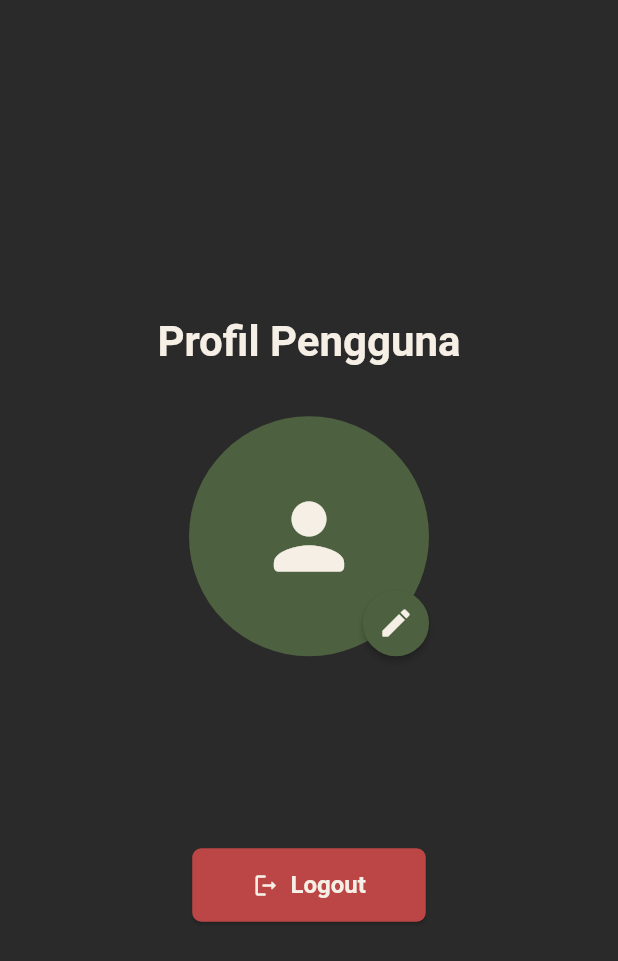
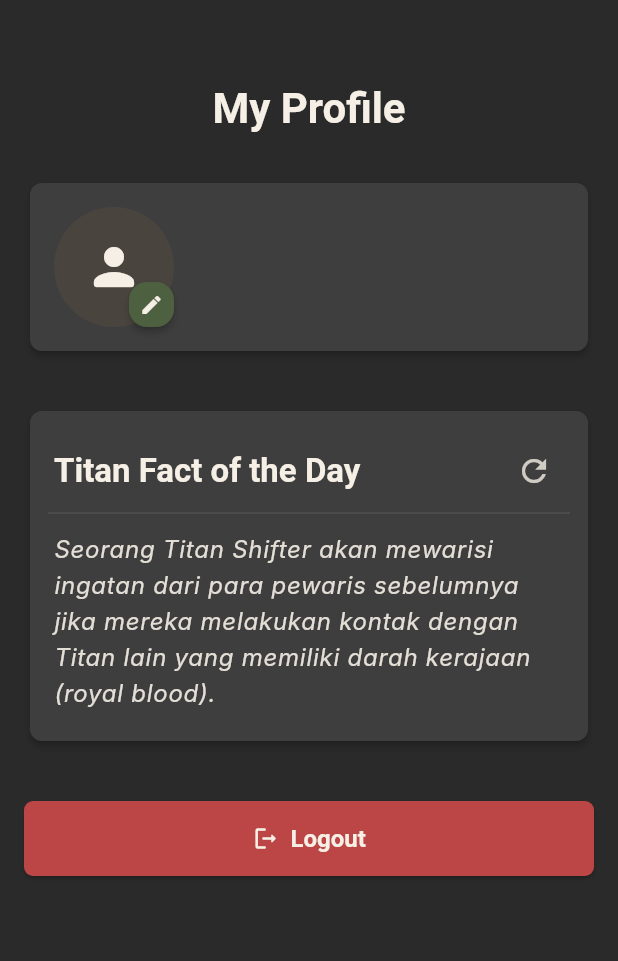
Before and after one commit to Ayazzzzzzz/Final-Project_TPM_Ayas, a Flutter app: the ProfilePage screen opened directly, on a phone screen of 412 x 824 dp. Shown: the top 961 px of the screen. Run offline on Flutter 3.47's test engine with Material 3 defaults, Android fonts, the phone set to English and light mode, and no system bars; our stand-ins replace flutter_local_notifications, geolocator, google_maps_flutter, hive, hive_flutter, image_picker and 3 more; accounts and stored records are empty; Roboto replaces fonts that are missing (Inter, NotoSerif).

Commit message:
nambahin sesuatu di profile

```diff
--- /dev/null
+++ b/lib/data/titan_fact.dart
@@ -0,0 +1,19 @@
+import 'dart:math';
+
+// Kumpulan fakta menarik tentang dunia Attack on Titan
+final List<String> _titanFacts = [
+  "Titan Murni (Pure Titans) secara naluriah akan memburu manusia terdekat, namun mereka tidak butuh makan untuk bertahan hidup. Mereka mendapatkan energi dari sinar matahari.",
+  "Leher bagian belakang (nape of the neck) adalah satu-satunya titik lemah fatal bagi semua Titan. Ukurannya persis 1 meter dan lebar 10 cm.",
+  "The Founding Titan memiliki kemampuan untuk mengontrol semua Titan dan memanipulasi ingatan para Subjects of Ymir.",
+  "Dinding (Walls) di Pulau Paradis sebenarnya terbuat dari jutaan Colossal Titan yang kulitnya mengeras.",
+  "Seorang Titan Shifter akan mewarisi ingatan dari para pewaris sebelumnya jika mereka melakukan kontak dengan Titan lain yang memiliki darah kerajaan (royal blood).",
+  "Armored Titan memiliki pelat baja yang mengeras di sekujur tubuhnya, menjadikannya tank berjalan yang sulit ditembus senjata biasa.",
+  "Beast Titan, tergantung pewarisnya, bisa memiliki karakteristik hewan yang berbeda. Zeke Yeager memiliki bentuk seperti kera raksasa.",
+  "Selama timeskip, Hange Zoë menemukan bahwa Titan dulunya adalah manusia, sebuah kebenaran yang coba ditutupi oleh pemerintah di dalam dinding.",
+];
+
+/// Mengembalikan sebuah fakta acak dari daftar di atas.
+String getRandomTitanFact() {
+  final random = Random();
+  return _titanFacts[random.nextInt(_titanFacts.length)];
+}
--- a/lib/pages/profile_page.dart
+++ b/lib/pages/profile_page.dart
@@ -1,17 +1,15 @@
 // lib/pages/profile_page.dart
-import 'dart:io'; // Untuk File
+import 'dart:io';
 import 'package:flutter/material.dart';
-import 'package:image_picker/image_picker.dart'; // Untuk memilih gambar
-import 'package:path_provider/path_provider.dart'; // Untuk path direktori
-import 'package:path/path.dart' as p; // Untuk join path dan basename
+import 'package:image_picker/image_picker.dart';
+import 'package:path_provider/path_provider.dart';
+import 'package:path/path.dart' as p;
+import 'package:ta_mobile_ayas/data/titan_fact.dart'; // Import fakta titan
 import 'package:ta_mobile_ayas/models/user_model.dart';
 import 'package:ta_mobile_ayas/pages/login_page.dart';
 import 'package:ta_mobile_ayas/pages/services/auth_service.dart';
-
-import '../main.dart'; // Untuk mengakses userBoxName
-// Untuk navigasi setelah logout
-
-import 'package:hive/hive.dart'; // Diperlukan jika Anda mengakses Hive Box secara langsung
+import 'package:hive_flutter/hive_flutter.dart';
+import '../../main.dart';
 
 class ProfilePage extends StatefulWidget {
   const ProfilePage({super.key});
@@ -25,11 +23,23 @@ class _ProfilePageState extends State<ProfilePage> {
   User? _currentUser;
   File? _profileImageFileForDisplay;
   bool _isLoadingUserData = true;
+  String _randomTitanFact = "";
 
   @override
   void initState() {
     super.initState();
-    _loadCurrentUserData();
+    _loadUserDataAndFacts();
+  }
+
+  Future<void> _loadUserDataAndFacts() async {
+    await _loadCurrentUserData();
+    _loadRandomFact();
+  }
+
+  void _loadRandomFact() {
+    setState(() {
+      _randomTitanFact = getRandomTitanFact();
+    });
   }
 
   Future<void> _loadCurrentUserData() async {
@@ -37,113 +47,34 @@ class _ProfilePageState extends State<ProfilePage> {
     setState(() => _isLoadingUserData = true);
     final sessionData = await _authService.checkLoginStatus();
     if (sessionData != null && sessionData['userId'] != null) {
-      // Akses Hive box untuk mendapatkan data User lengkap
-      final userBox =
-          await Hive.openBox<User>(userBoxName); // Pastikan box dibuka
+      final userBox = await Hive.openBox<User>(userBoxName);
       final user = userBox.get(sessionData['userId']!.toLowerCase());
-      // Jangan lupa tutup box jika sudah tidak digunakan di page ini atau gunakan Hive.box<User>(userBoxName) jika sudah dibuka di main
-      // await userBox.close(); // Pertimbangkan ini jika hanya sekali akses
-
       if (mounted) {
         setState(() {
           _currentUser = user;
           if (user?.profilePicturePath != null &&
               user!.profilePicturePath!.isNotEmpty) {
-            final potentialFile = File(user.profilePicturePath!);
-            if (potentialFile.existsSync()) {
-              // Selalu cek apakah file ada
-              _profileImageFileForDisplay = potentialFile;
-            } else {
-              _profileImageFileForDisplay =
-                  null; // Path ada tapi file tidak, set null
-              debugPrint(
-                  "Profile picture file not found at: ${user.profilePicturePath}");
+            final file = File(user.profilePicturePath!);
+            if (file.existsSync()) {
+              _profileImageFileForDisplay = file;
             }
-          } else {
-            _profileImageFileForDisplay = null; // Path null atau kosong
           }
           _isLoadingUserData = false;
         });
       }
     } else if (mounted) {
       setState(() => _isLoadingUserData = false);
-      // Mungkin navigasi ke login jika tidak ada sesi
-      // Navigator.of(context).pushReplacement(MaterialPageRoute(builder: (context) => LoginPage()));
     }
   }
 
-  // Future<void> _pickAndSaveImage() async {
-  //   if (_currentUser == null) {
-  //     ScaffoldMessenger.of(context).showSnackBar(
-  //       const SnackBar(
-  //           content: Text('User data not loaded. Cannot change picture.')),
-  //     );
-  //     return;
-  //   }
-
-  //   final picker = ImagePicker();
-  //   final XFile? pickedFile =
-  //       await picker.pickImage(source: ImageSource.gallery, imageQuality: 70);
-
-  //   if (pickedFile != null) {
-  //     final File imageFile = File(pickedFile.path);
-
-  //     final directory = await getApplicationDocumentsDirectory();
-  //     final String fileExtension = p.extension(imageFile.path);
-  //     final String fileName =
-  //         'profile_${_currentUser!.id}_${DateTime.now().millisecondsSinceEpoch}$fileExtension';
-  //     final String newPath = p.join(directory.path, fileName);
-
-  //     try {
-  //       final File newImage = await imageFile.copy(newPath);
-  //       bool success = await _authService.updateUserProfilePicture(
-  //           _currentUser!.id, newImage.path);
-
-  //       if (success && mounted) {
-  //         setState(() {
-  //           _profileImageFileForDisplay = newImage;
-  //           _currentUser?.profilePicturePath = newImage.path;
-  //         });
-  //         ScaffoldMessenger.of(context).showSnackBar(
-  //           const SnackBar(content: Text('Foto profil berhasil diperbarui!')),
-  //         );
-  //       } else if (mounted) {
-  //         ScaffoldMessenger.of(context).showSnackBar(
-  //           const SnackBar(content: Text('Gagal menyimpan path foto profil.')),
-  //         );
-  //       }
-  //     } catch (e) {
-  //       if (mounted) {
-  //         ScaffoldMessenger.of(context).showSnackBar(
-  //           SnackBar(content: Text('Error menyimpan gambar: $e')),
-  //         );
-  //       }
-  //     }
-  //   } else {
-  //     if (mounted) {
-  //       ScaffoldMessenger.of(context).showSnackBar(
-  //         const SnackBar(content: Text('Pemilihan gambar dibatalkan.')),
-  //       );
-  //     }
-  //   }
-  // }
-
-  Future<void> _pickAndUploadImage() async {
-    if (_currentUser == null) {
-      ScaffoldMessenger.of(context).showSnackBar(
-        const SnackBar(
-            content: Text('User data not loaded. Cannot change picture.')),
-      );
-      return;
-    }
-
+  Future<void> _pickAndSaveImage() async {
+    if (_currentUser == null) return;
     final picker = ImagePicker();
     final XFile? pickedFile =
         await picker.pickImage(source: ImageSource.gallery, imageQuality: 70);
 
     if (pickedFile != null) {
       final File imageFile = File(pickedFile.path);
-
       final directory = await getApplicationDocumentsDirectory();
       final String fileExtension = p.extension(imageFile.path);
       final String fileName =
@@ -154,32 +85,17 @@ class _ProfilePageState extends State<ProfilePage> {
         final File newImage = await imageFile.copy(newPath);
         bool success = await _authService.updateUserProfilePicture(
             _currentUser!.id, newImage.path);
-
         if (success && mounted) {
           setState(() {
             _profileImageFileForDisplay = newImage;
-            _currentUser?.profilePicturePath = newImage.path;
           });
-          ScaffoldMessenger.of(context).showSnackBar(
-            const SnackBar(content: Text('Foto profil berhasil diperbarui!')),
-          );
-        } else if (mounted) {
-          ScaffoldMessenger.of(context).showSnackBar(
-            const SnackBar(content: Text('Gagal menyimpan path foto profil.')),
-          );
+          ScaffoldMessenger.of(context).showSnackBar(const SnackBar(
+              content: Text('Foto profil berhasil diperbarui!')));
         }
       } catch (e) {
-        if (mounted) {
+        if (mounted)
           ScaffoldMessenger.of(context).showSnackBar(
-            SnackBar(content: Text('Error menyimpan gambar: $e')),
-          );
-        }
-      }
-    } else {
-      if (mounted) {
-        ScaffoldMessenger.of(context).showSnackBar(
-          const SnackBar(content: Text('Pemilihan gambar dibatalkan.')),
-        );
+              SnackBar(content: Text('Gagal menyimpan gambar: $e')));
       }
     }
   }
@@ -198,22 +114,160 @@ class _ProfilePageState extends State<ProfilePage> {
   Widget build(BuildContext context) {
     final theme = Theme.of(context);
 
-    Widget profilePicWidget;
-    if (_profileImageFileForDisplay != null &&
-        _profileImageFileForDisplay!.existsSync()) {
-      profilePicWidget =
-          Image.file(_profileImageFileForDisplay!, fit: BoxFit.cover);
-    } else {
-      profilePicWidget = Icon(Icons.person_rounded,
-          size: 70, color: theme.colorScheme.onPrimaryContainer);
-    }
-
     return Scaffold(
-      // AppBar sudah ada di MainLayout, jadi body langsung
       body: _isLoadingUserData
           ? const Center(child: CircularProgressIndicator())
           : _currentUser == null
-              ? Center(
+              ? _buildLoginPrompt(context)
+              : SingleChildScrollView(
+                  padding: const EdgeInsets.symmetric(
+                      horizontal: 16.0, vertical: 24.0),
+                  child: Column(
+                    children: [
+                      SizedBox(
+                        height: 30,
+                      ),
+                      Text(
+                        "My Profile",
+                        style: theme.textTheme.headlineMedium?.copyWith(
+                            fontWeight: FontWeight.bold,
+                            fontFamily: 'NotoSerif'),
+                      ),
+                      const SizedBox(height: 24),
+
+                      // --- KOTAK 1: DATA PENGGUNA ---
+                      _buildUserCard(theme),
+                      const SizedBox(height: 24),
+
+                      // --- KOTAK 2: FAKTA TITAN RANDOM ---
+                      _buildTitanFactCard(theme),
+                      const SizedBox(height: 32),
+
+                      // --- TOMBOL LOGOUT DI LUAR KOTAK ---
+                      ElevatedButton.icon(
+                        icon: const Icon(Icons.logout_rounded),
+                        label: const Text('Logout'),
+                        onPressed: _logout,
+                        style: ElevatedButton.styleFrom(
+                            minimumSize: const Size(double.infinity, 50),
+                            backgroundColor: theme.colorScheme.errorContainer,
+                            foregroundColor: theme.colorScheme.onErrorContainer,
+                            textStyle: const TextStyle(
+                                fontSize: 16, fontWeight: FontWeight.bold)),
+                      ),
+                    ],
+                  ),
+                ),
+    );
+  }
+
+  Widget _buildUserCard(ThemeData theme) {
+    return Card(
+      clipBehavior: Clip.antiAlias,
+      child: Padding(
+        padding: const EdgeInsets.all(16.0),
+        child: Row(
+          children: [
+            // Sisi Kiri: Gambar Profil dengan Tombol Edit
+            Stack(
+              alignment: Alignment.bottomRight,
+              children: [
+                CircleAvatar(
+                  radius: 40,
+                  backgroundColor: theme.colorScheme.surfaceVariant,
+                  backgroundImage: _profileImageFileForDisplay != null
+                      ? FileImage(_profileImageFileForDisplay!)
+                      : null,
+                  child: _profileImageFileForDisplay == null
+                      ? Icon(Icons.person_rounded,
+                          size: 40, color: theme.colorScheme.onSurfaceVariant)
+                      : null,
+                ),
+                SizedBox(
+                  width: 30,
+                  height: 30,
+                  child: FloatingActionButton(
+                    onPressed: _pickAndSaveImage,
+                    tooltip: 'Ganti foto profil',
+                    mini: true,
+                    elevation: 2,
+                    child: const Icon(Icons.edit, size: 16),
+                  ),
+                )
+              ],
+            ),
+            const SizedBox(width: 16),
+            // Sisi Kanan: Username dan Email
+            Expanded(
+              child: Column(
+                crossAxisAlignment: CrossAxisAlignment.start,
+                children: [
+                  Text(
+                    _currentUser!.username,
+                    style: theme.textTheme.headlineSmall
+                        ?.copyWith(fontWeight: FontWeight.bold),
+                    overflow: TextOverflow.ellipsis,
+                  ),
+                  const SizedBox(height: 4),
+                  Text(
+                    _currentUser!.email,
+                    style: theme.textTheme.bodyMedium
+                        ?.copyWith(color: Colors.grey[400]),
+                    overflow: TextOverflow.ellipsis,
+                  ),
+                ],
+              ),
+            ),
+          ],
+        ),
+      ),
+    );
+  }
+
+  Widget _buildTitanFactCard(ThemeData theme) {
+    return Card(
+      child: Padding(
+        padding: const EdgeInsets.symmetric(vertical: 16.0, horizontal: 12.0),
+        child: Column(
+          crossAxisAlignment: CrossAxisAlignment.start,
+          children: [
+            Row(
+              mainAxisAlignment: MainAxisAlignment.spaceBetween,
+              children: [
+                Padding(
+                  padding: const EdgeInsets.only(left: 4.0),
+                  child: Text(
+                    "Titan Fact of the Day",
+                    style: theme.textTheme.titleLarge?.copyWith(
+                        fontWeight: FontWeight.bold, fontFamily: 'NotoSerif'),
+                  ),
+                ),
+                IconButton(
+                  icon: const Icon(Icons.refresh),
+                  onPressed: _loadRandomFact,
+                  tooltip: 'Get a new fact',
+                ),
+              ],
+            ),
+            const Divider(height: 8, thickness: 0.5),
+            Padding(
+              padding: const EdgeInsets.fromLTRB(4.0, 8.0, 4.0, 4.0),
+              child: Text(
+                _randomTitanFact,
+                style: theme.textTheme.bodyLarge?.copyWith(
+                    height: 1.5,
+                    fontStyle: FontStyle.italic,
+                    color: theme.colorScheme.onSurface.withOpacity(0.9)),
+              ),
+            ),
+          ],
+        ),
+      ),
+    );
+  }
+
+  Widget _buildLoginPrompt(BuildContext context) {
+    return Center(
       child: Column(
         mainAxisAlignment: MainAxisAlignment.center,
         children: [
@@ -222,89 +276,12 @@ class _ProfilePageState extends State<ProfilePage> {
           ElevatedButton(
               onPressed: () {
                 Navigator.of(context).pushAndRemoveUntil(
-                            MaterialPageRoute(
-                                builder: (context) => const LoginPage()),
+                  MaterialPageRoute(builder: (context) => const LoginPage()),
                   (Route<dynamic> route) => false,
                 );
               },
               child: const Text("Kembali ke Login"))
         ],
-                ))
-              : Center(
-                  // Menggunakan Center untuk konten profil
-                  child: SingleChildScrollView(
-                    padding: const EdgeInsets.all(24.0),
-                    child: Column(
-                      mainAxisAlignment: MainAxisAlignment.center,
-                      crossAxisAlignment: CrossAxisAlignment.center,
-                      children: [
-                        Text("Profil Pengguna",
-                            style: theme.textTheme.headlineMedium
-                                ?.copyWith(fontWeight: FontWeight.bold)),
-                        const SizedBox(height: 32),
-                        Stack(
-                          alignment: Alignment.bottomRight,
-                          children: [
-                            CircleAvatar(
-                              radius: 80, // Perbesar avatar
-                              backgroundColor:
-                                  theme.colorScheme.primaryContainer,
-                              child: ClipOval(
-                                child: SizedBox(
-                                  width: 160,
-                                  height: 160,
-                                  child: profilePicWidget,
-                                ),
-                              ),
-                            ),
-                            Material(
-                              color: theme
-                                  .colorScheme.primary, // Warna tombol edit
-                              shape: const CircleBorder(),
-                              clipBehavior: Clip.antiAlias,
-                              elevation: 2,
-                              child: InkWell(
-                                onTap: _pickAndUploadImage,
-                                child: Padding(
-                                  padding: const EdgeInsets.all(10.0),
-                                  child: Icon(Icons.edit_rounded,
-                                      size: 24,
-                                      color: theme.colorScheme.onPrimary),
-                                ),
-                              ),
-                            )
-                          ],
-                        ),
-                        const SizedBox(height: 24),
-                        Text(
-                          _currentUser!.username,
-                          style: theme.textTheme.headlineSmall
-                              ?.copyWith(fontWeight: FontWeight.bold),
-                        ),
-                        const SizedBox(height: 8),
-                        Text(
-                          _currentUser!.email,
-                          style: theme.textTheme.titleMedium?.copyWith(
-                              color:
-                                  theme.colorScheme.onSurface.withOpacity(0.7)),
-                        ),
-                        const SizedBox(height: 40),
-                        ElevatedButton.icon(
-                          icon: const Icon(Icons.logout_rounded),
-                          label: const Text('Logout'),
-                          onPressed: _logout,
-                          style: ElevatedButton.styleFrom(
-                              backgroundColor: theme.colorScheme.errorContainer,
-                              foregroundColor:
-                                  theme.colorScheme.onErrorContainer,
-                              padding: const EdgeInsets.symmetric(
-                                  horizontal: 40, vertical: 15),
-                              textStyle: const TextStyle(
-                                  fontSize: 16, fontWeight: FontWeight.bold)),
-                        ),
-                      ],
-                    ),
-                  ),
       ),
     );
   }
```
Lines whose indentation alone changed are shown as unchanged.
